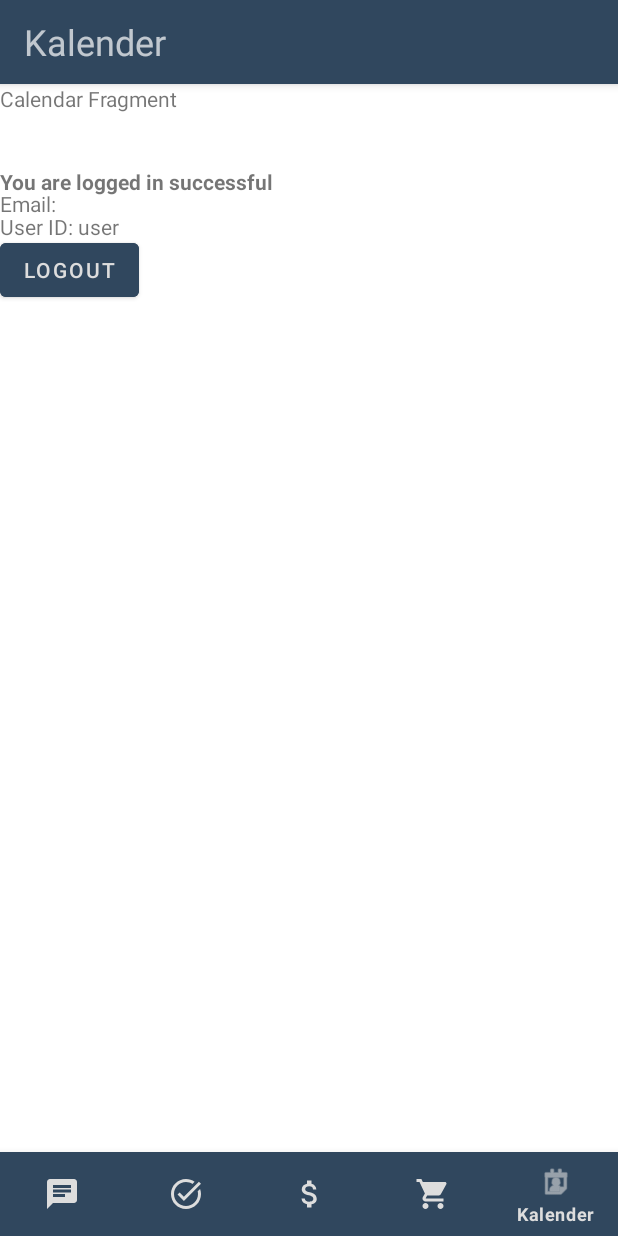
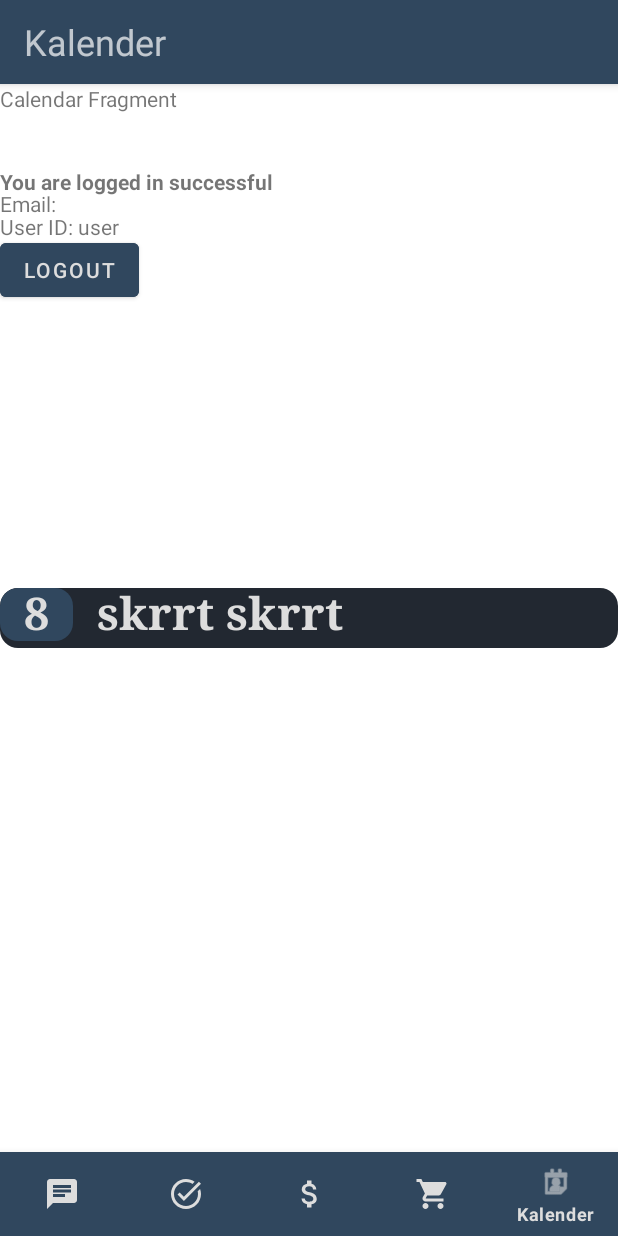
Before and after one commit to MatthiasHeilmann/Udos_WGTohuwabohu, an Android app built with Jetpack Compose: the screen it shows after launch once a user with an empty profile is signed in (MainActivity), item 5 of the bottom bar chosen, on a phone screen of 412 x 824 dp. Run offline under Robolectric (Android 15) with nearby library versions, the phone set to English and light mode, and no system bars; our stand-ins replace Firebase (no records; nobody signed in at launch, a user with empty details on screens opened directly); 7 statements that could not run were skipped.

Commit message:
Added Material 3 and Compose to build.gradle, created theme, and added first Composable to fragment

```diff
--- a/app/src/main/java/com/example/udos_wg_tohuwabohu/CalendarFragment.kt
+++ b/app/src/main/java/com/example/udos_wg_tohuwabohu/CalendarFragment.kt
@@ -1,10 +1,23 @@
 package com.example.udos_wg_tohuwabohu
 
 import android.os.Bundle
+import android.view.LayoutInflater
 import androidx.fragment.app.Fragment
-import android.view.LayoutInflater
 import android.view.View
 import android.view.ViewGroup
+import androidx.cardview.widget.CardView
+import androidx.compose.foundation.layout.*
+import androidx.compose.material3.*
+import androidx.compose.runtime.Composable
+import androidx.compose.ui.Modifier
+import androidx.compose.ui.graphics.Color
+import androidx.compose.ui.graphics.Shape
+import androidx.compose.ui.platform.ComposeView
+import androidx.compose.ui.platform.ViewCompositionStrategy
+import androidx.compose.ui.tooling.preview.Preview
+import androidx.compose.ui.unit.dp
+import com.example.udos_wg_tohuwabohu.databinding.FragmentCalendarBinding
+
 
 // the fragment initialization parameters, e.g. ARG_ITEM_NUMBER
 private const val ARG_PARAM1 = "param1"
@@ -18,6 +31,7 @@ private const val ARG_PARAM2 = "param2"
 class CalendarFragment : Fragment() {
     private var param1: String? = null
     private var param2: String? = null
+    lateinit var composeView: ComposeView
 
     override fun onCreate(savedInstanceState: Bundle?) {
         super.onCreate(savedInstanceState)
@@ -25,14 +39,31 @@ class CalendarFragment : Fragment() {
             param1 = it.getString(ARG_PARAM1)
             param2 = it.getString(ARG_PARAM2)
         }
+
     }
 
     override fun onCreateView(
-        inflater: LayoutInflater, container: ViewGroup?,
+        inflater: LayoutInflater,
+        container: ViewGroup?,
         savedInstanceState: Bundle?
     ): View? {
+        var _binding: FragmentCalendarBinding? = null
+
+        // This property is only valid between onCreateView and onDestroyView.
+        var v: View = inflater.inflate(R.layout.fragment_calendar, container, false)
+        // Dispose of the Composition when the view's LifecycleOwner
+        // is destroyed
+        //setViewCompositionStrategy(ViewCompositionStrategy.DisposeOnViewTreeLifecycleDestroyed)
+        composeView = v.findViewById(R.id.compose_view)
+        composeView.setContent{
+            // In  Compose world
+            CalendarCard(i = "  8  ", shape = MaterialTheme.shapes.large )
+            }
+        return v
+
+
         // Inflate the layout for this fragment
-        return inflater.inflate(R.layout.fragment_calendar, container, false)
+        //return inflater.inflate(R.layout.fragment_calendar, container, false)
     }
 
     companion object {
@@ -55,3 +86,33 @@ class CalendarFragment : Fragment() {
             }
     }
 }
+
+@Composable
+fun CalendarCard(i: String, shape: Shape){
+    UdosTheme {
+        Card(colors= UdoCardTheme(),modifier = Modifier.requiredHeight(height = 40.dp)) {
+            Row {
+                Card(colors = UdoDateCardTheme()) {
+                    Text(text = i,style = MaterialTheme.typography.displayMedium)
+                }
+                Text(text = "  skrrt skrrt  ", style = MaterialTheme.typography.displayMedium) }
+        }
+    }
+}
+
+@Preview
+@Composable
+fun PreviewCalendarCard(){
+            CalendarCard(i = "  8  ", shape = MaterialTheme.shapes.large)
+}
+
+/*@Composable
+fun UdosTheme(
+    colors: Colors,
+    typography: Typography = MaterialTheme.typography,
+    shapes: Shapes = MaterialTheme.shapes,
+    content: @Composable () -> Unit
+): Unit {
+    CalendarCard(i = "Hello World!")
+}
+*/
--- a/app/src/main/java/com/example/udos_wg_tohuwabohu/MainActivity.kt
+++ b/app/src/main/java/com/example/udos_wg_tohuwabohu/MainActivity.kt
@@ -15,6 +15,7 @@ class MainActivity : AppCompatActivity() {
 
     override fun onCreate(savedInstanceState: Bundle?) {
         super.onCreate(savedInstanceState)
+
         binding = ActivityMainBinding.inflate(layoutInflater)
         setContentView(binding.root)
 
--- /dev/null
+++ b/app/src/main/java/com/example/udos_wg_tohuwabohu/Theme.kt
@@ -0,0 +1,52 @@
+package com.example.udos_wg_tohuwabohu
+
+import androidx.compose.material.lightColors
+import androidx.compose.material3.*
+import androidx.compose.material3.AlertDialogDefaults.containerColor
+import androidx.compose.material3.CardDefaults.cardColors
+import androidx.compose.material3.ListItemDefaults.contentColor
+import androidx.compose.material3.MaterialTheme.colorScheme
+import androidx.compose.runtime.Composable
+import androidx.compose.ui.graphics.Color
+import androidx.compose.ui.text.TextStyle
+import androidx.compose.ui.text.font.FontFamily
+import androidx.compose.ui.text.font.FontWeight
+import androidx.compose.ui.unit.sp
+
+val Red700 = Color(0xffdd0d3c)
+val Red800 = Color(0xffd00036)
+val Red900 = Color(0xffc20029)
+
+val UdoLightBlue = Color(0xff30475e)
+val UdoDarkBlue = Color(0xff222831)
+val UdoGray = Color(0xffdddddd)
+val UdoOrange = Color(0xffe29e21)
+val UdoRed = Color(0xfff05454)
+
+
+
+@Composable
+fun UdosTheme(content: @Composable () -> Unit) {
+    MaterialTheme(colorScheme = lightColorScheme().copy(primary = UdoDarkBlue, secondary = UdoGray),
+        content = content,
+        typography = Typography(
+            displayMedium = TextStyle(
+                fontFamily = FontFamily.Serif,
+                fontWeight = FontWeight.W600,
+                fontSize = 30.sp
+            )
+        )
+    )
+}
+
+@Composable
+fun UdoCardTheme(): CardColors {
+    val UdoCardColors= cardColors(containerColor= UdoDarkBlue, contentColor= UdoGray, disabledContainerColor= Color.Black, disabledContentColor= Color.Magenta)
+    return UdoCardColors
+}
+
+@Composable
+fun UdoDateCardTheme(): CardColors {
+    val UdoDateCardColors= cardColors(containerColor= UdoLightBlue, contentColor= UdoGray, disabledContainerColor= Color.Black, disabledContentColor= Color.Magenta)
+    return UdoDateCardColors
+}
--- a/app/src/main/res/layout/fragment_calendar.xml
+++ b/app/src/main/res/layout/fragment_calendar.xml
@@ -10,4 +10,9 @@
         android:layout_height="match_parent"
         android:text="Calendar Fragment" />
 
+    <androidx.compose.ui.platform.ComposeView
+        android:id="@+id/compose_view"
+        android:layout_width="match_parent"
+        android:layout_height="match_parent" />
+
 </FrameLayout>
```
Also changed, not shown: app/build.gradle (+19 -4 lines).
